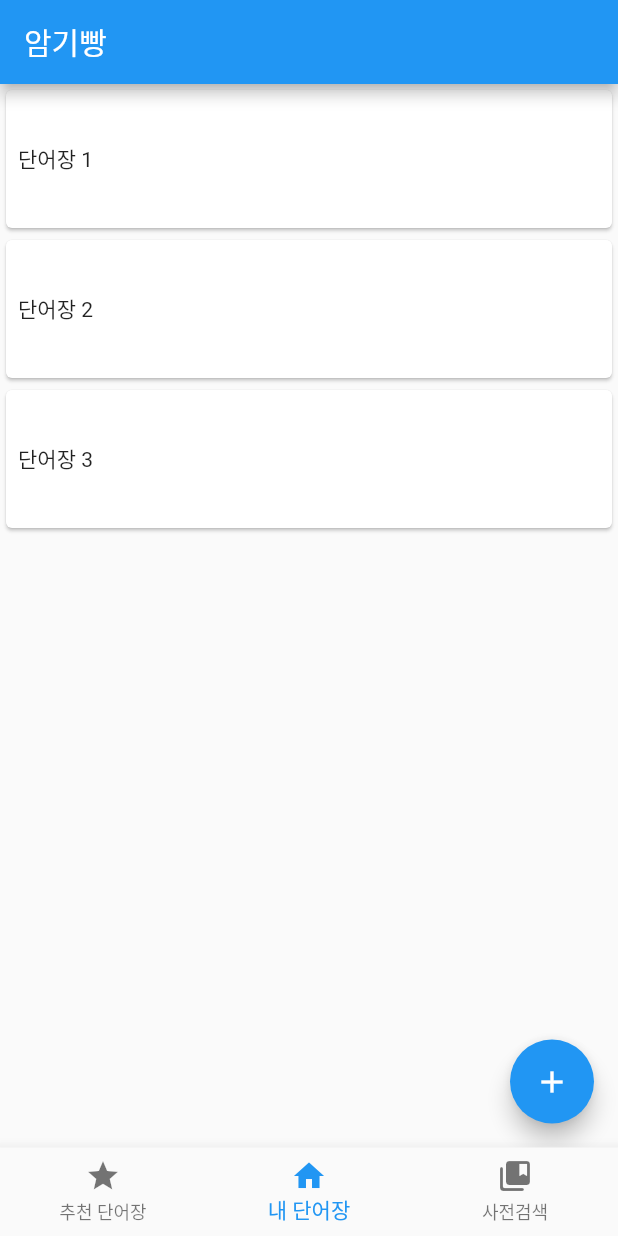
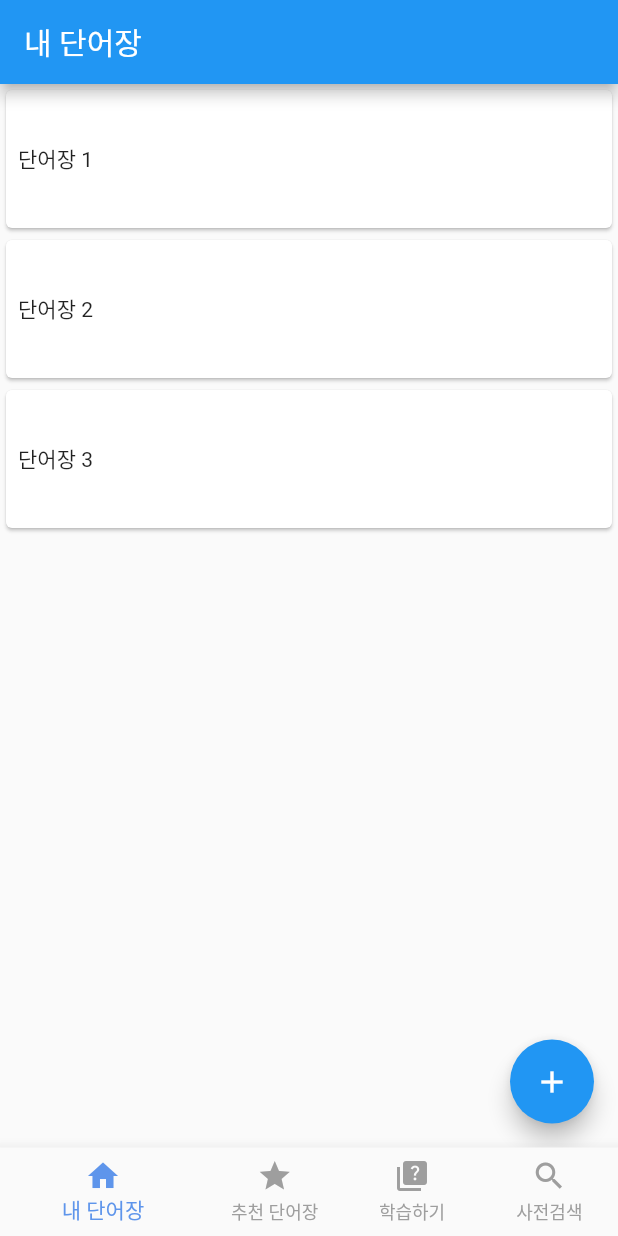
Before and after one commit to Jeong-baechoo/voca_app, a Flutter app: the screen it shows after launch, on a phone screen of 412 x 824 dp. Run offline on Flutter 3.47's test engine with Material 2 defaults, Android fonts, the light colour scheme and no system bars; our stand-ins replace flip_card.

Commit message:
중간 점검

```diff
--- a/voca_app/lib/main.dart
+++ b/voca_app/lib/main.dart
@@ -2,6 +2,7 @@ import 'package:flutter/material.dart';
 import 'package:flutter/services.dart';
 import 'package:voca_app/detail_screen.dart';
 import 'package:voca_app/dic_page.dart';
+import 'package:voca_app/quiz_screen.dart';
 
 void main() {
   WidgetsFlutterBinding.ensureInitialized();
@@ -30,36 +31,26 @@ class MyHomePage extends StatefulWidget {
 }
 
 class _MyHomePageState extends State<MyHomePage> {
-  int _currentIndex = 1;
+  int _currentIndex = 0;
 
   final List<Widget> _pages = [
+    const ListViewPage(),
     const RecomendPage(),
-    const ListViewPage(),
+    const QuizChoice(),
     const DicPage(),
   ];
 
   final List<String> _titles = [
+    '내 단어장',
     '추천 단어장',
-    '내 단어장',
+    '학습하기',
     '사전검색',
   ];
 
   @override
   Widget build(BuildContext context) {
     return Scaffold(
-      appBar: AppBar(
-        title: const Text('암기빵'),
-        leading: _currentIndex != 1
-            ? IconButton(
-                icon: const Icon(Icons.arrow_back),
-                onPressed: () {
-                  setState(() {
-                    _currentIndex = 1;
-                  });
-                },
-              )
-            : null,
-      ),
+      appBar: AppBar(title: Text(_titles[_currentIndex])),
       body: _pages[_currentIndex],
       bottomNavigationBar: BottomNavigationBar(
         currentIndex: _currentIndex,
@@ -68,15 +59,21 @@ class _MyHomePageState extends State<MyHomePage> {
             _currentIndex = index;
           });
         },
+        backgroundColor: Colors.white,
+        selectedItemColor: const Color.fromARGB(255, 94, 149, 235),
+        unselectedItemColor: Colors.grey,
+        showUnselectedLabels: true,
         items: [
           for (int i = 0; i < _titles.length; i++)
             BottomNavigationBarItem(
               icon: Icon(
                 i == 0
-                    ? Icons.star
+                    ? Icons.home
                     : i == 1
-                        ? Icons.home
-                        : Icons.collections_bookmark_rounded,
+                        ? Icons.star
+                        : i == 2
+                            ? Icons.quiz
+                            : Icons.search,
               ),
               label: _titles[i],
             ),
```
Also changed, not shown: voca_app/lib/detail_screen.dart (+61 -19 lines).
